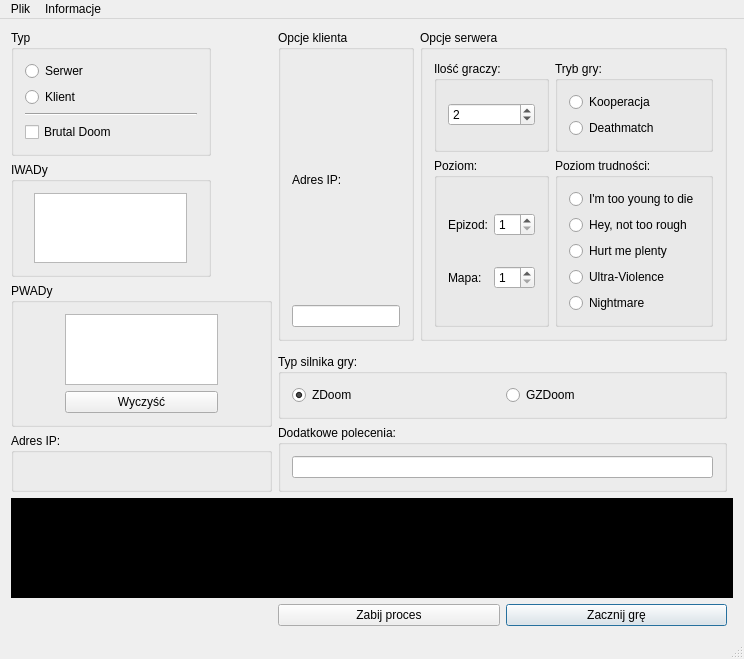
Before: the Qt Designer form mainwindow.ui in krzysztof6563/g-zdoom-lan-launcher, drawn with Qt 5.
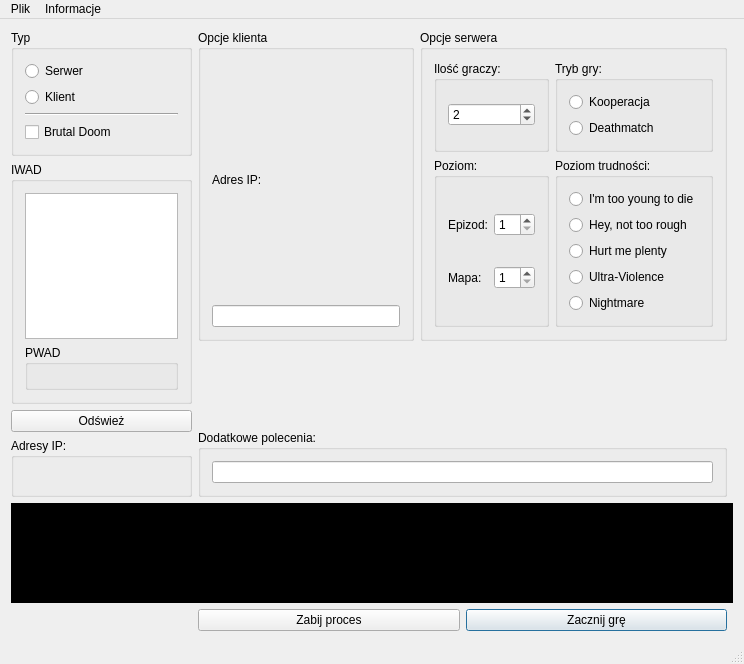
After: the same form once the commit is applied. Icons and pictures are not drawn.

```diff
--- a/mainwindow.ui
+++ b/mainwindow.ui
@@ -7,7 +7,7 @@
     <x>0</x>
     <y>0</y>
     <width>744</width>
-    <height>659</height>
+    <height>664</height>
    </rect>
   </property>
   <property name="windowTitle">
@@ -145,7 +145,7 @@
          </size>
         </property>
         <property name="title">
-         <string>IWADy</string>
+         <string>IWAD</string>
         </property>
         <layout class="QGridLayout" name="gridLayout">
          <item row="0" column="1">
@@ -164,60 +164,28 @@
            </property>
           </widget>
          </item>
+         <item row="1" column="1">
+          <widget class="QGroupBox" name="PWADgroupBox">
+           <property name="title">
+            <string>PWAD</string>
+           </property>
+           <layout class="QGridLayout" name="gridLayout_7"/>
+          </widget>
+         </item>
         </layout>
        </widget>
       </item>
       <item>
-       <widget class="QGroupBox" name="groupBox_7">
-        <property name="title">
-         <string>PWADy</string>
+       <widget class="QPushButton" name="refreshButton">
+        <property name="text">
+         <string>Odśwież</string>
         </property>
-        <layout class="QGridLayout" name="gridLayout_7">
-         <item row="0" column="0">
-          <widget class="QListWidget" name="listWidgetPWAD">
-           <property name="sizePolicy">
-            <sizepolicy hsizetype="MinimumExpanding" vsizetype="Expanding">
-             <horstretch>0</horstretch>
-             <verstretch>0</verstretch>
-            </sizepolicy>
-           </property>
-           <property name="minimumSize">
-            <size>
-             <width>0</width>
-             <height>0</height>
-            </size>
-           </property>
-           <property name="maximumSize">
-            <size>
-             <width>153</width>
-             <height>16777215</height>
-            </size>
-           </property>
-           <property name="defaultDropAction">
-            <enum>Qt::IgnoreAction</enum>
-           </property>
-           <property name="alternatingRowColors">
-            <bool>true</bool>
-           </property>
-           <property name="selectionMode">
-            <enum>QAbstractItemView::MultiSelection</enum>
-           </property>
-          </widget>
-         </item>
-         <item row="1" column="0">
-          <widget class="QPushButton" name="pushButton_3">
-           <property name="text">
-            <string>Wyczyść</string>
-           </property>
-          </widget>
-         </item>
-        </layout>
        </widget>
       </item>
       <item>
        <widget class="QGroupBox" name="groupBox_3">
         <property name="title">
-         <string>Adres IP:</string>
+         <string>Adresy IP:</string>
         </property>
         <layout class="QGridLayout" name="gridLayout_4">
          <item row="0" column="0">
@@ -427,35 +395,6 @@
         </item>
        </layout>
       </item>
-      <item>
-       <layout class="QVBoxLayout" name="verticalLayout_7"/>
-      </item>
-      <item>
-       <widget class="QGroupBox" name="groupBox_8">
-        <property name="title">
-         <string>Typ silnika gry:</string>
-        </property>
-        <layout class="QHBoxLayout" name="horizontalLayout">
-         <item>
-          <widget class="QRadioButton" name="radioZD">
-           <property name="text">
-            <string>ZDoom</string>
-           </property>
-           <property name="checked">
-            <bool>true</bool>
-           </property>
-          </widget>
-         </item>
-         <item>
-          <widget class="QRadioButton" name="radioGZD">
-           <property name="text">
-            <string>GZDoom</string>
-           </property>
-          </widget>
-         </item>
-        </layout>
-       </widget>
-      </item>
       <item>
        <widget class="QGroupBox" name="groupBox_6">
         <property name="title">
```
Left out of the diff: 26 changed lines with no effect on the pictures.
